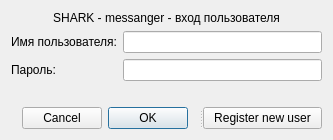
Qt form Shark_UI/loginScreen.ui (YanBatytskiy/Shark_3_0_Qt) before a commit.
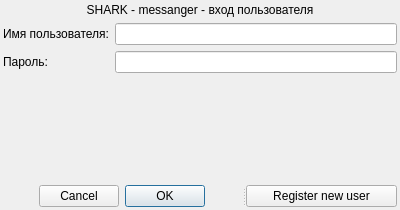
The same form after that commit.

What changed in the file:
```diff
--- a/Shark_UI/loginScreen.ui
+++ b/Shark_UI/loginScreen.ui
@@ -6,14 +6,32 @@
    <rect>
     <x>0</x>
     <y>0</y>
-    <width>333</width>
-    <height>140</height>
+    <width>400</width>
+    <height>210</height>
    </rect>
   </property>
+  <property name="sizePolicy">
+   <sizepolicy hsizetype="Expanding" vsizetype="Fixed">
+    <horstretch>0</horstretch>
+    <verstretch>0</verstretch>
+   </sizepolicy>
+  </property>
   <property name="windowTitle">
    <string>Вход пользователя</string>
   </property>
-  <layout class="QVBoxLayout" name="verticalLayout">
+  <layout class="QVBoxLayout" name="verticalLayout" stretch="0,0,0,0">
+   <property name="leftMargin">
+    <number>3</number>
+   </property>
+   <property name="topMargin">
+    <number>3</number>
+   </property>
+   <property name="rightMargin">
+    <number>3</number>
+   </property>
+   <property name="bottomMargin">
+    <number>3</number>
+   </property>
    <item>
     <widget class="QLabel" name="label_3">
      <property name="text">
@@ -59,7 +77,7 @@
      <item row="1" column="1">
       <widget class="QLineEdit" name="passwordEdit">
        <property name="echoMode">
-        <enum>QLineEdit::EchoMode::Password</enum>
+        <enum>QLineEdit::EchoMode::PasswordEchoOnEdit</enum>
        </property>
       </widget>
      </item>
@@ -70,16 +88,25 @@
      <property name="orientation">
       <enum>Qt::Orientation::Vertical</enum>
      </property>
+     <property name="sizeType">
+      <enum>QSizePolicy::Policy::Expanding</enum>
+     </property>
      <property name="sizeHint" stdset="0">
       <size>
        <width>20</width>
-       <height>10</height>
+       <height>5</height>
       </size>
      </property>
     </spacer>
    </item>
    <item>
     <widget class="QSplitter" name="splitter">
+     <property name="sizePolicy">
+      <sizepolicy hsizetype="Preferred" vsizetype="Fixed">
+       <horstretch>0</horstretch>
+       <verstretch>0</verstretch>
+      </sizepolicy>
+     </property>
      <property name="orientation">
       <enum>Qt::Orientation::Horizontal</enum>
      </property>
@@ -107,6 +134,9 @@
       <property name="text">
        <string>Register new user</string>
       </property>
+      <property name="autoDefault">
+       <bool>false</bool>
+      </property>
      </widget>
     </widget>
    </item>
```
